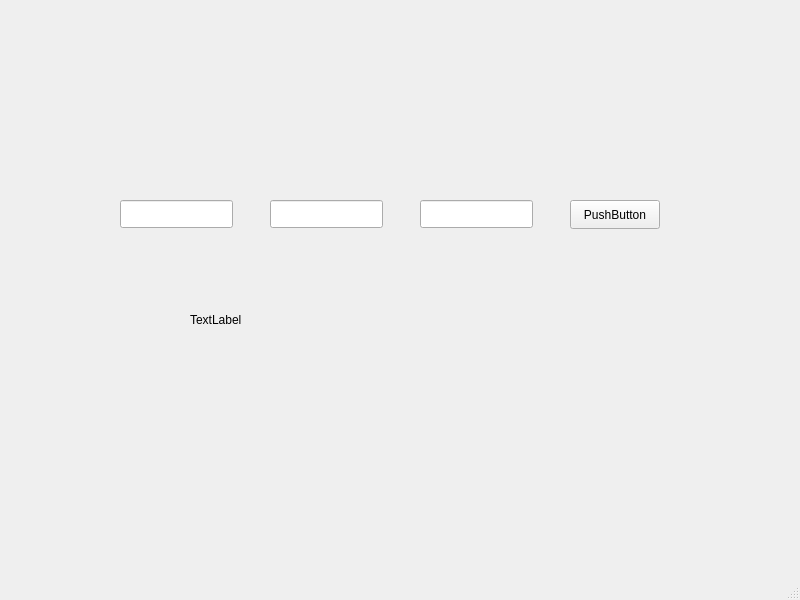
The window that SolverECDF/mainwindow.ui (FerB-E/Solver-De-Ecuaciones-Diferenciales-Homogeneas-de-Orden-2-Qt) describes before a commit, drawn with Qt 5.
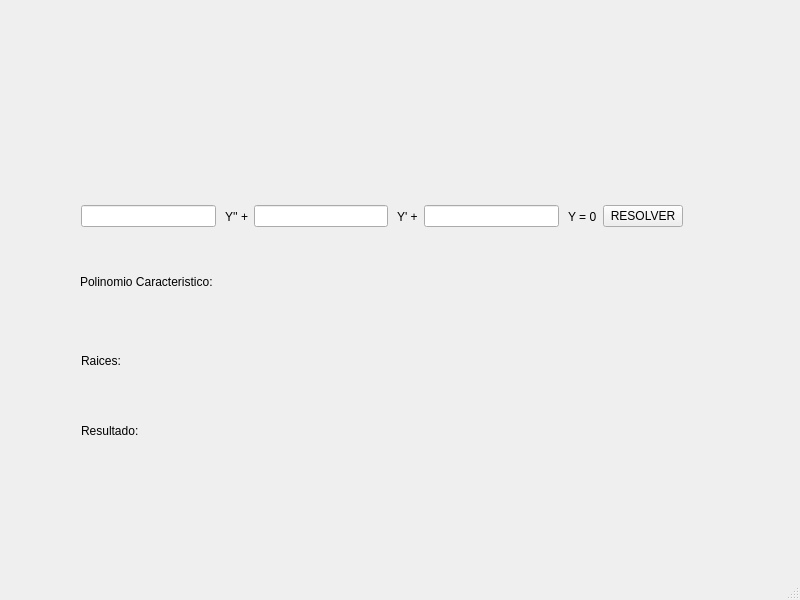
The same window after the commit.

Commit message: Agrega polinomio caracteristico y raices a la interfaz

```diff
--- a/SolverECDF/mainwindow.ui
+++ b/SolverECDF/mainwindow.ui
@@ -14,60 +14,131 @@
    <string>MainWindow</string>
   </property>
   <widget class="QWidget" name="centralwidget">
-   <widget class="QLineEdit" name="lineA">
+   <widget class="QWidget" name="layoutWidget">
     <property name="geometry">
      <rect>
-      <x>120</x>
-      <y>200</y>
-      <width>113</width>
-      <height>28</height>
+      <x>81</x>
+      <y>201</y>
+      <width>602</width>
+      <height>31</height>
      </rect>
     </property>
+    <layout class="QHBoxLayout" name="Horiz_Ecuacion">
+     <item>
+      <widget class="QLineEdit" name="lineA"/>
+     </item>
+     <item>
+      <widget class="QLabel" name="label_y_biprima">
+       <property name="text">
+        <string> Y'' +</string>
+       </property>
+      </widget>
+     </item>
+     <item>
+      <widget class="QLineEdit" name="lineB"/>
+     </item>
+     <item>
+      <widget class="QLabel" name="label_y_prima">
+       <property name="text">
+        <string> Y' +</string>
+       </property>
+      </widget>
+     </item>
+     <item>
+      <widget class="QLineEdit" name="lineC"/>
+     </item>
+     <item>
+      <widget class="QLabel" name="label_3">
+       <property name="text">
+        <string> Y = 0</string>
+       </property>
+      </widget>
+     </item>
+     <item>
+      <widget class="QPushButton" name="btnResolver">
+       <property name="text">
+        <string>RESOLVER</string>
+       </property>
+      </widget>
+     </item>
+    </layout>
    </widget>
-   <widget class="QLineEdit" name="lineB">
+   <widget class="QWidget" name="layoutWidget">
     <property name="geometry">
      <rect>
-      <x>270</x>
-      <y>200</y>
-      <width>113</width>
-      <height>28</height>
+      <x>80</x>
+      <y>271</y>
+      <width>166</width>
+      <height>49</height>
      </rect>
     </property>
+    <layout class="QVBoxLayout" name="verticalLayout">
+     <item>
+      <widget class="QLabel" name="label_PolCaract">
+       <property name="text">
+        <string>Polinomio Caracteristico:</string>
+       </property>
+      </widget>
+     </item>
+     <item>
+      <widget class="QLabel" name="label_R_PolCaract">
+       <property name="text">
+        <string/>
+       </property>
+      </widget>
+     </item>
+    </layout>
    </widget>
-   <widget class="QLineEdit" name="lineC">
+   <widget class="QLabel" name="label_Raices">
     <property name="geometry">
      <rect>
-      <x>420</x>
-      <y>200</y>
-      <width>113</width>
-      <height>28</height>
+      <x>81</x>
+      <y>351</y>
+      <width>45</width>
+      <height>20</height>
      </rect>
     </property>
+    <property name="text">
+     <string>Raices:</string>
+    </property>
    </widget>
-   <widget class="QPushButton" name="btnResolver">
+   <widget class="QLabel" name="label_Resultado">
     <property name="geometry">
      <rect>
-      <x>570</x>
-      <y>200</y>
-      <width>90</width>
-      <height>29</height>
+      <x>81</x>
+      <y>421</y>
+      <width>69</width>
+      <height>20</height>
      </rect>
     </property>
     <property name="text">
-     <string>PushButton</string>
+     <string>Resultado:</string>
     </property>
    </widget>
    <widget class="QLabel" name="labelResultado">
     <property name="geometry">
      <rect>
-      <x>190</x>
-      <y>310</y>
-      <width>401</width>
+      <x>81</x>
+      <y>378</y>
+      <width>271</width>
       <height>20</height>
      </rect>
     </property>
     <property name="text">
-     <string>TextLabel</string>
+     <string/>
+    </property>
+   </widget>
+   <widget class="QLabel" name="label_R_Resultado">
+    <property name="geometry">
+     <rect>
+      <x>81</x>
+      <y>448</y>
+      <width>271</width>
+      <height>20</height>
+     </rect>
+    </property>
+    <property name="text">
+     <string/>
     </property>
    </widget>
   </widget>
```
Left out of the diff: 4 changed lines with no effect on the pictures. The commit also changes 6 other files.
